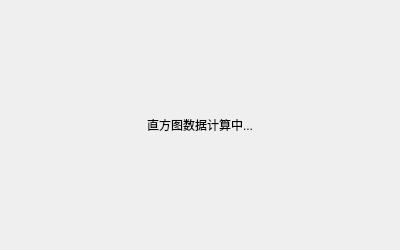
Qt form src/ui/HistogramWidget.ui (Shdjy/VisionStudioOpenCV) before a commit.
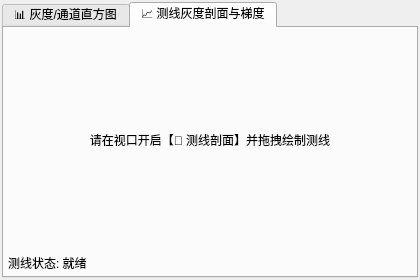
The same form after that commit. The open tabs and pages were chosen to show the change.

Commit message: feat(ops&ui): 扩展四大工业核心算子(圆柱面展开/RANSAC拟合圆/条码QR识别/骨架细化)与交互式测线灰度剖面分析器

Diff of the .ui file:
```diff
--- a/src/ui/HistogramWidget.ui
+++ b/src/ui/HistogramWidget.ui
@@ -6,8 +6,8 @@
    <rect>
     <x>0</x>
     <y>0</y>
-    <width>400</width>
-    <height>250</height>
+    <width>420</width>
+    <height>280</height>
    </rect>
   </property>
   <property name="windowTitle">
@@ -15,6 +15,28 @@
   </property>
   <layout class="QVBoxLayout" name="verticalLayout">
    <property name="leftMargin">
+    <number>2</number>
+   </property>
+   <property name="topMargin">
+    <number>2</number>
+   </property>
+   <property name="rightMargin">
+    <number>2</number>
+   </property>
+   <property name="bottomMargin">
+    <number>2</number>
+   </property>
+   <item>
+    <widget class="QTabWidget" name="tabWidget">
+     <property name="currentIndex">
+      <number>0</number>
+     </property>
+     <widget class="QWidget" name="tabHist">
+      <attribute name="title">
+       <string>📊 灰度/通道直方图</string>
+      </attribute>
+      <layout class="QVBoxLayout" name="layoutHist">
+       <property name="leftMargin">
     <number>4</number>
    </property>
    <property name="topMargin">
@@ -38,8 +60,57 @@
       <set>Qt::AlignCenter</set>
      </property>
      <property name="text">
-      <string>直方图数据计算中...</string>
-     </property>
+          <string>无图像数据</string>
+         </property>
+        </widget>
+       </item>
+      </layout>
+     </widget>
+     <widget class="QWidget" name="tabProfile">
+      <attribute name="title">
+       <string>📈 测线灰度剖面与梯度</string>
+      </attribute>
+      <layout class="QVBoxLayout" name="layoutProfile">
+       <property name="leftMargin">
+        <number>4</number>
+       </property>
+       <property name="topMargin">
+        <number>4</number>
+       </property>
+       <property name="rightMargin">
+        <number>4</number>
+       </property>
+       <property name="bottomMargin">
+        <number>4</number>
+       </property>
+       <item>
+        <widget class="QLabel" name="lblProfileDraw">
+         <property name="sizePolicy">
+          <sizepolicy hsizetype="Expanding" vsizetype="Expanding">
+           <horstretch>0</horstretch>
+           <verstretch>0</verstretch>
+          </sizepolicy>
+         </property>
+         <property name="alignment">
+          <set>Qt::AlignCenter</set>
+         </property>
+         <property name="text">
+          <string>请在视口开启【📏 测线剖面】并拖拽绘制测线</string>
+         </property>
+        </widget>
+       </item>
+       <item>
+        <widget class="QLabel" name="lblProfileInfo">
+         <property name="text">
+          <string>测线状态: 就绪</string>
+         </property>
+         <property name="wordWrap">
+          <bool>true</bool>
+         </property>
+        </widget>
+       </item>
+      </layout>
+     </widget>
     </widget>
    </item>
   </layout>
```
Left out of the diff: 2 changed lines with no effect on the pictures. Lines whose indentation alone changed are shown as unchanged. The commit also changes 10 other files.
